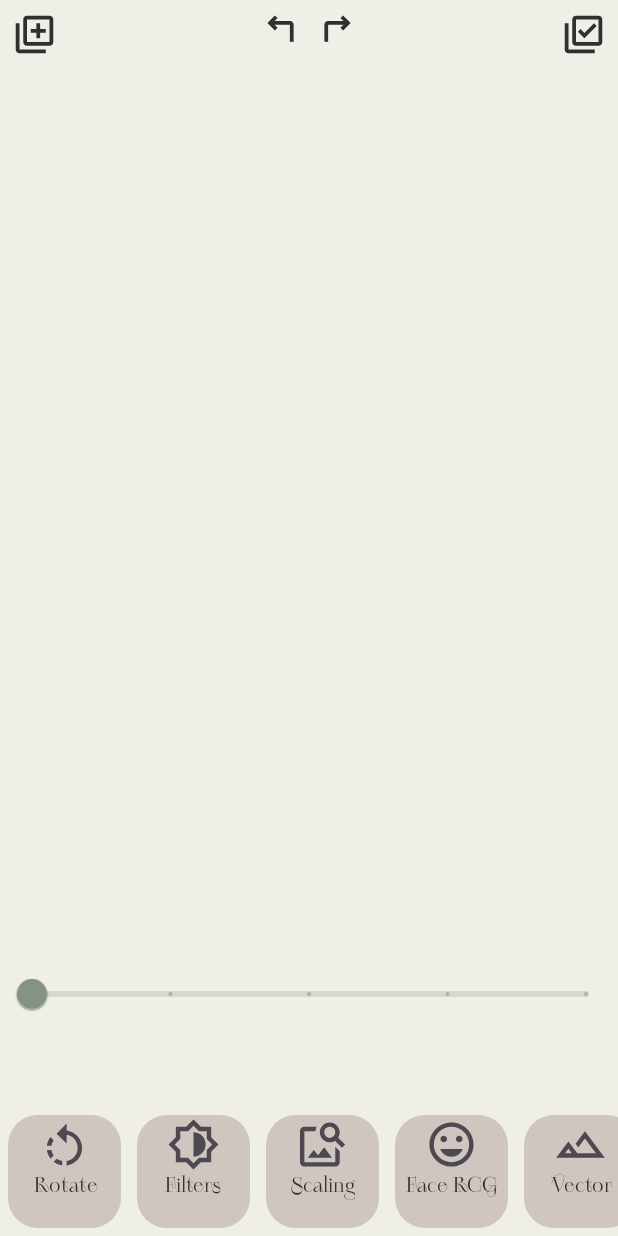
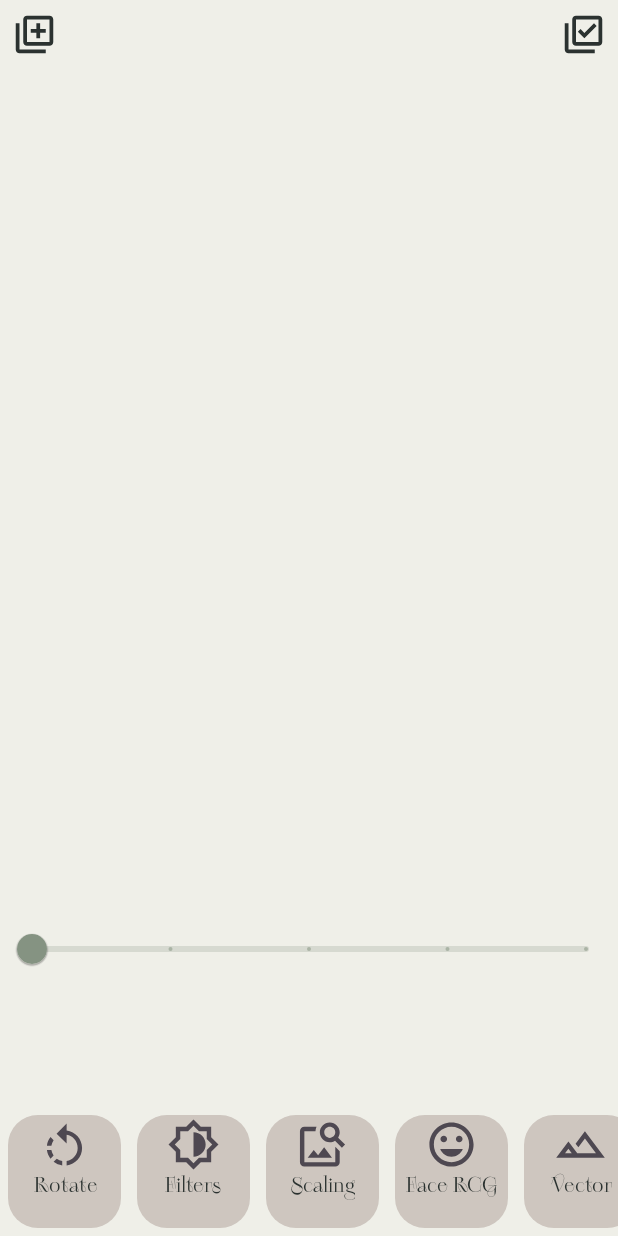
Before and after one commit to sslonixxx/photoEditor, an Android app: the screen it shows after launch (MainActivity), after a tap on "Rotate", on a phone screen of 412 x 824 dp. Run offline under Robolectric (Android 15) with nearby library versions, the phone set to English and light mode, and no system bars; libraries missing offline, so code that uses them is left out: com.github.dhaval2404.imagepicker.

Commit message:
New feature - added progress bar 0_x x_x 0_0

```diff
--- a/app/src/main/res/layout/activity_main.xml
+++ b/app/src/main/res/layout/activity_main.xml
@@ -37,25 +37,14 @@
             app:layout_constraintEnd_toStartOf="@+id/saveButton"
             app:layout_constraintStart_toEndOf="@+id/importButton">
 
-            <ImageButton
-                android:id="@+id/turnLeftButton"
-                android:layout_width="wrap_content"
-                android:layout_height="wrap_content"
-                android:layout_margin="4dp"
+            <ProgressBar
+                android:id="@+id/progressBar1"
                 android:layout_marginTop="8dp"
-                android:background="@color/star_white"
-                android:contentDescription="@string/turn_left"
-                android:src="@drawable/btn_turn_left" />
+                android:layout_width="28dp"
+                android:layout_height="28dp"
+                android:visibility="gone"
+                android:indeterminateTint="@color/woodsmoke" />
 
-            <ImageButton
-                android:id="@+id/turnRightButton"
-                android:layout_width="wrap_content"
-                android:layout_height="wrap_content"
-                android:layout_margin="4dp"
-                android:layout_marginTop="8dp"
-                android:background="@color/star_white"
-                android:contentDescription="@string/turn_right"
-                android:src="@drawable/btn_turn_right" />
         </LinearLayout>
 
 
@@ -84,13 +73,11 @@
         app:layout_constraintTop_toBottomOf="@+id/constraintLayout2"
         tools:srcCompat="@tools:sample/avatars" />
 
-
-
     <fragment
         android:id="@+id/nav_host_fragment_activity_main"
         android:name="androidx.navigation.fragment.NavHostFragment"
         android:layout_width="match_parent"
-        android:layout_height="140dp"
+        android:layout_height="200dp"
         android:layout_margin="5dp"
         app:defaultNavHost="true"
         app:layout_constraintBottom_toTopOf="@+id/bestRecycler"
```
Also changed, not shown: app/src/main/java/com/example/photoeditor/MainActivity.kt (+56 -2 lines).
